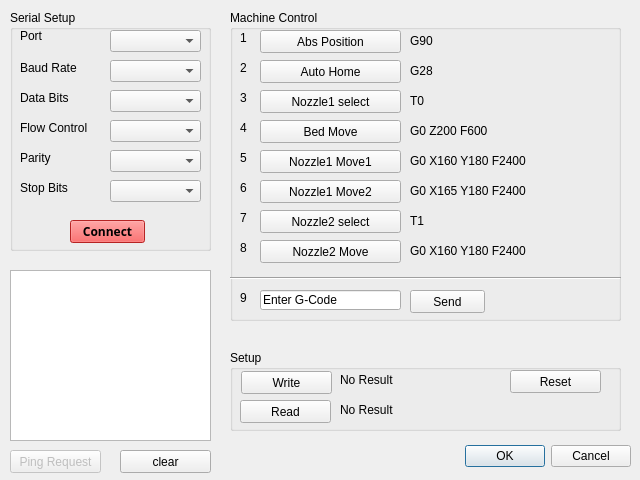
The window that Nozzle_Serial.ui (internaru/Michelan_Jig) describes before a commit, drawn with Qt 5.
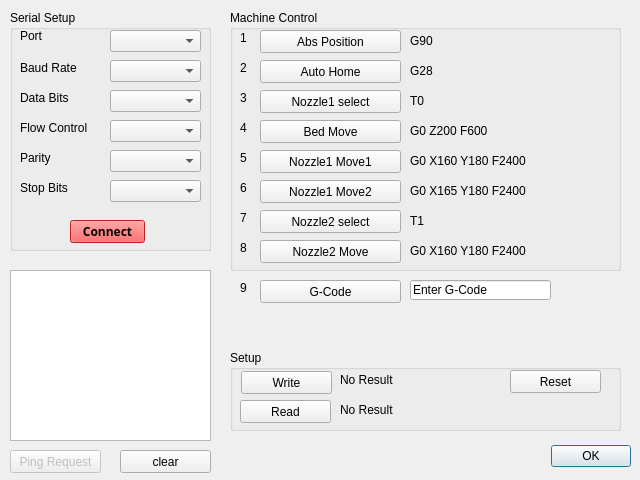
The same window after the commit.

The edit to the form file:
```diff
--- a/Nozzle_Serial.ui
+++ b/Nozzle_Serial.ui
@@ -14,11 +14,14 @@
    <string>Dialog</string>
   </property>
   <widget class="QDialogButtonBox" name="buttonBox">
+   <property name="enabled">
+    <bool>true</bool>
+   </property>
    <property name="geometry">
     <rect>
-     <x>10</x>
+     <x>460</x>
      <y>440</y>
-     <width>621</width>
+     <width>171</width>
      <height>32</height>
     </rect>
    </property>
@@ -26,7 +29,7 @@
     <enum>Qt::Horizontal</enum>
    </property>
    <property name="standardButtons">
-    <set>QDialogButtonBox::Cancel|QDialogButtonBox::Ok</set>
+    <set>QDialogButtonBox::Ok</set>
    </property>
   </widget>
   <widget class="QGroupBox" name="groupBox">
@@ -235,7 +238,7 @@
      <x>230</x>
      <y>10</y>
      <width>391</width>
-     <height>311</height>
+     <height>261</height>
     </rect>
    </property>
    <property name="title">
@@ -345,32 +348,6 @@
      <string>Nozzle2 Move</string>
     </property>
    </widget>
-   <widget class="QLineEdit" name="lineEdit_Gcode">
-    <property name="geometry">
-     <rect>
-      <x>30</x>
-      <y>280</y>
-      <width>141</width>
-      <height>20</height>
-     </rect>
-    </property>
-    <property name="text">
-     <string>Enter G-Code</string>
-    </property>
-   </widget>
-   <widget class="QPushButton" name="pb_Machine_Gcode">
-    <property name="geometry">
-     <rect>
-      <x>180</x>
-      <y>280</y>
-      <width>75</width>
-      <height>23</height>
-     </rect>
-    </property>
-    <property name="text">
-     <string>Send</string>
-    </property>
-   </widget>
    <widget class="QLabel" name="step1">
     <property name="geometry">
      <rect>
@@ -475,32 +452,6 @@
      <string>8</string>
     </property>
    </widget>
-   <widget class="QLabel" name="step9">
-    <property name="geometry">
-     <rect>
-      <x>10</x>
-      <y>280</y>
-      <width>16</width>
-      <height>16</height>
-     </rect>
-    </property>
-    <property name="text">
-     <string>9</string>
-    </property>
-   </widget>
-   <widget class="Line" name="line">
-    <property name="geometry">
-     <rect>
-      <x>0</x>
-      <y>260</y>
-      <width>391</width>
-      <height>16</height>
-     </rect>
-    </property>
-    <property name="orientation">
-     <enum>Qt::Horizontal</enum>
-    </property>
-   </widget>
    <widget class="QLabel" name="label_code1">
     <property name="geometry">
      <rect>
@@ -700,6 +651,45 @@
     <string>clear</string>
    </property>
   </widget>
+  <widget class="QLineEdit" name="lineEdit_Gcode">
+   <property name="geometry">
+    <rect>
+     <x>410</x>
+     <y>280</y>
+     <width>141</width>
+     <height>20</height>
+    </rect>
+   </property>
+   <property name="text">
+    <string>Enter G-Code</string>
+   </property>
+  </widget>
+  <widget class="QLabel" name="step9">
+   <property name="geometry">
+    <rect>
+     <x>240</x>
+     <y>280</y>
+     <width>16</width>
+     <height>16</height>
+    </rect>
+   </property>
+   <property name="text">
+    <string>9</string>
+   </property>
+  </widget>
+  <widget class="QPushButton" name="pb_Machine_Gcode">
+   <property name="geometry">
+    <rect>
+     <x>260</x>
+     <y>280</y>
+     <width>141</width>
+     <height>23</height>
+    </rect>
+   </property>
+   <property name="text">
+    <string>G-Code</string>
+   </property>
+  </widget>
  </widget>
  <resources/>
  <connections>
```
